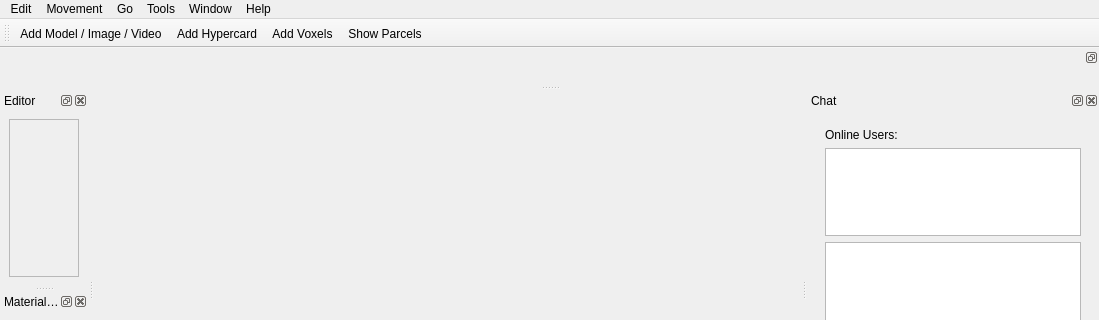
First picture: the form in gui_client/MainWindow.ui, repository shipilovden/substrata-metasiberia, before the edit; both pictures show x 0 to 1099 and y 0 to 320 of the 1099 by 763 pixel window.
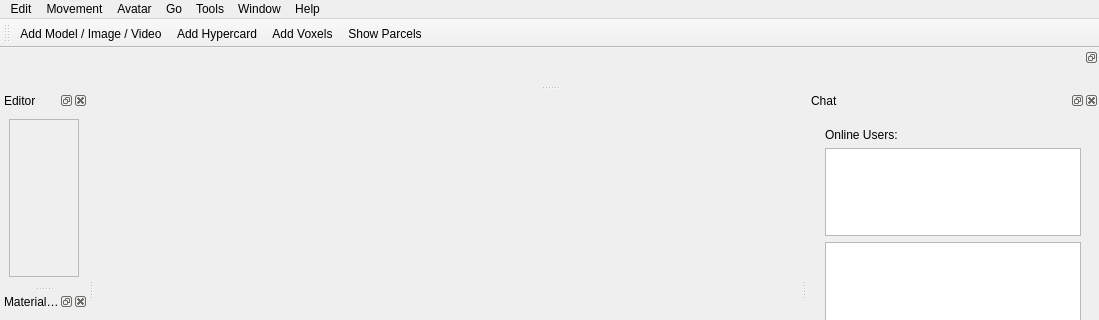
Second picture: the form after the edit. Custom widgets are drawn as their Qt base class.

Commit message: Code for new Ready-player-me compatible skinned avatar system, updated choose avatar dialog. Added xavatar5.glb and extracted_avatar_anim.bin.

Diff of the .ui file:
```diff
--- a/gui_client/MainWindow.ui
+++ b/gui_client/MainWindow.ui
@@ -95,8 +95,15 @@
     </property>
     <addaction name="actionAbout_Substrata"/>
    </widget>
+   <widget class="QMenu" name="menuAvatar">
+    <property name="title">
+     <string>Avatar</string>
+    </property>
+    <addaction name="actionAvatarSettings"/>
+   </widget>
    <addaction name="menuEdit"/>
    <addaction name="menuMovement"/>
+   <addaction name="menuAvatar"/>
    <addaction name="menuGo"/>
    <addaction name="menuTools"/>
    <addaction name="menuWindow"/>
```
Left out of the diff: 4 changed lines with no effect on the pictures. The commit also changes 28 other files.
